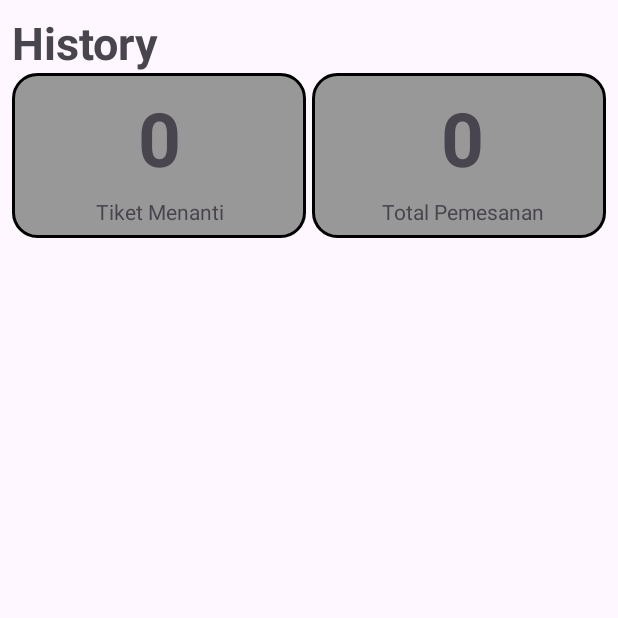
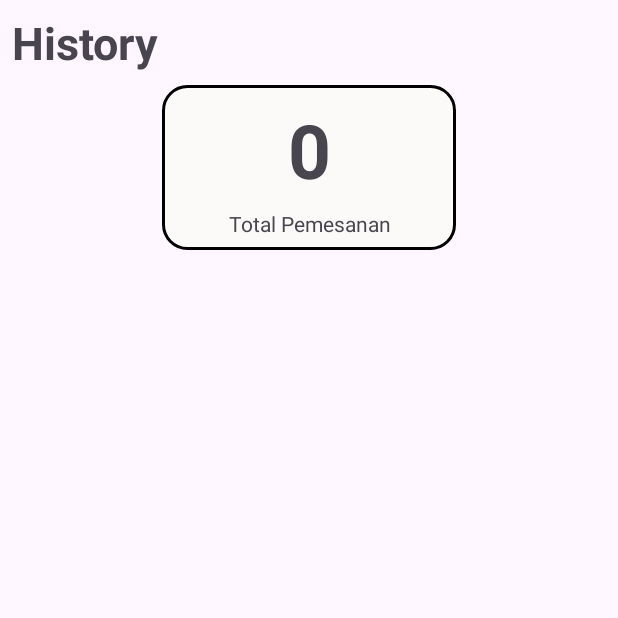
Before and after one commit to kentjanuar/ProjekAkhirPaba, an Android app: the fragment history shown on its own in the app's theme, on a phone screen of 412 x 824 dp, the top half of it. Run offline under Robolectric (Android 15) with nearby library versions, the phone set to English and light mode, and no system bars; our stand-ins replace Firebase (no records; nobody signed in at launch, a user with empty details on screens opened directly); 1 statement that could not run was skipped.

Commit message:
fix done

```diff
--- a/app/src/main/java/com/implisit/projekakhirpaba/detailFilm.kt
+++ b/app/src/main/java/com/implisit/projekakhirpaba/detailFilm.kt
@@ -82,7 +82,7 @@ class detailFilm : AppCompatActivity() {
                     selectedDate.setBackgroundResource(R.drawable.rounded_border)
                 }
                 selectedDate = date
-                selectedDate.setBackgroundResource(R.drawable.rounded_background_grey)
+                selectedDate.setBackgroundResource(R.drawable.navbar)
             }
         }
 
@@ -92,7 +92,7 @@ class detailFilm : AppCompatActivity() {
                     selectedTime.setBackgroundResource(R.drawable.rounded_border)
                 }
                 selectedTime = time
-                selectedTime.setBackgroundResource(R.drawable.rounded_background_grey)
+                selectedTime.setBackgroundResource(R.drawable.navbar)
                 selectedTheaterName = theater.first
                 selectedTheaterAddress = theater.second
             }
--- a/app/src/main/java/com/implisit/projekakhirpaba/home.kt
+++ b/app/src/main/java/com/implisit/projekakhirpaba/home.kt
@@ -51,7 +51,7 @@ class home : Fragment() {
         _rvFilm.layoutManager = LinearLayoutManager(context)
         _rvFilm.adapter = adapterFilm
 
-        tambahFilm(db, "The Shawshank Redemption", "Drama", "1994", "9.3", "COba","coba")
+//        tambahFilm(db, "The Shawshank Redemption", "Drama", "1994", "9.3", "COba","coba")
         readFilm(db)
 
         updateData(arFilm)
@@ -99,7 +99,6 @@ class home : Fragment() {
                     filmList.add(readFilm)
                 }
 
-                // Update your RecyclerView adapter with the new data
                 updateData(filmList)
 
             }
--- a/app/src/main/java/com/implisit/projekakhirpaba/pilihKursi.kt
+++ b/app/src/main/java/com/implisit/projekakhirpaba/pilihKursi.kt
@@ -159,6 +159,8 @@ class pilihKursi : AppCompatActivity() {
                     userDoc.reference.collection("Tickets")
                         .whereEqualTo("tanggal_Tayang", selectedDate)
                         .whereEqualTo("selectedTime", selectedTime)
+                        .whereEqualTo("theaterName", theaterName)
+                        .whereEqualTo("movieTitle", judul)
                         .get()
                         .addOnSuccessListener { snapshot ->
                             for (document in snapshot.documents) {
--- a/app/src/main/res/drawable/background_ticket.xml
+++ b/app/src/main/res/drawable/background_ticket.xml
@@ -1,8 +1,10 @@
 <?xml version="1.0" encoding="utf-8"?>
 <shape xmlns:android="http://schemas.android.com/apk/res/android">
 
-    <solid android:color="#5F77FB" />
-    <corners android:radius="10dp" />
+    <solid android:color="#FFFFFF" />
+    <corners
+        android:topLeftRadius="10dp"
+        android:topRightRadius="10dp"/>
     <stroke
         android:width="2dp"
         android:color="#141E59" />
--- a/app/src/main/res/drawable/rounded_background_grey.xml
+++ b/app/src/main/res/drawable/rounded_background_grey.xml
@@ -10,7 +10,7 @@
         android:color="#000000" />
 
     <!-- Background color (optional) -->
-    <solid android:color="#999898" />
+    <solid android:color="#FCFAF8" />
 
     <!-- Padding (optional) -->
     <padding
--- a/app/src/main/res/layout/fragment_history.xml
+++ b/app/src/main/res/layout/fragment_history.xml
@@ -8,7 +8,7 @@
 
     <ScrollView
         android:layout_width="match_parent"
-        android:layout_height="match_parent"
+        android:layout_height="wrap_content"
         app:layout_constraintTop_toTopOf="parent"
         app:layout_constraintBottom_toBottomOf="parent"
         app:layout_constraintStart_toStartOf="parent"
@@ -31,35 +31,14 @@
                 app:layout_constraintTop_toTopOf="parent" />
 
             <ImageView
-                android:id="@+id/imageView4"
-                android:layout_width="196dp"
-                android:layout_height="110dp"
-                android:layout_marginStart="8dp"
-                android:src="@drawable/rounded_background_grey"
-                app:layout_constraintStart_toStartOf="parent"
-                app:layout_constraintTop_toBottomOf="@+id/textView2" />
-
-            <ImageView
                 android:id="@+id/imageView5"
                 android:layout_width="196dp"
                 android:layout_height="110dp"
-                android:layout_marginEnd="8dp"
+                android:layout_marginTop="8dp"
                 android:src="@drawable/rounded_background_grey"
                 app:layout_constraintEnd_toEndOf="parent"
-                app:layout_constraintTop_toTopOf="@+id/imageView4" />
-
-            <TextView
-                android:id="@+id/tiketMenanti"
-                android:layout_width="wrap_content"
-                android:layout_height="wrap_content"
-                android:layout_marginBottom="24dp"
-                android:text="0"
-                android:textSize="50sp"
-                android:textStyle="bold"
-                app:layout_constraintBottom_toBottomOf="@+id/imageView4"
-                app:layout_constraintEnd_toEndOf="@+id/imageView4"
-                app:layout_constraintStart_toStartOf="@+id/imageView4"
-                app:layout_constraintTop_toTopOf="@+id/imageView4" />
+                app:layout_constraintStart_toStartOf="parent"
+                app:layout_constraintTop_toBottomOf="@+id/textView2" />
 
             <TextView
                 android:id="@+id/totalTiket"
@@ -70,19 +49,9 @@
                 android:textSize="50sp"
                 android:textStyle="bold"
                 app:layout_constraintBottom_toBottomOf="@+id/imageView5"
-                app:layout_constraintEnd_toEndOf="parent"
-                app:layout_constraintStart_toEndOf="@+id/imageView4"
+                app:layout_constraintEnd_toEndOf="@+id/imageView5"
+                app:layout_constraintStart_toStartOf="@+id/imageView5"
                 app:layout_constraintTop_toTopOf="@+id/imageView5" />
-
-            <TextView
-                android:id="@+id/textView"
-                android:layout_width="wrap_content"
-                android:layout_height="wrap_content"
-                android:layout_marginBottom="8dp"
-                android:text="Tiket Menanti"
-                app:layout_constraintBottom_toBottomOf="@+id/imageView4"
-                app:layout_constraintEnd_toEndOf="@+id/tiketMenanti"
-                app:layout_constraintStart_toStartOf="@+id/tiketMenanti" />
 
             <TextView
                 android:layout_width="wrap_content"
@@ -97,9 +66,9 @@
                 android:id="@+id/rvTiket"
                 android:layout_width="match_parent"
                 android:layout_height="wrap_content"
-                android:layout_marginTop="16dp"
+                android:layout_marginTop="10dp"
                 app:layout_constraintStart_toStartOf="parent"
-                app:layout_constraintTop_toBottomOf="@+id/imageView4" />
+                app:layout_constraintTop_toBottomOf="@+id/imageView5" />
 
         </androidx.constraintlayout.widget.ConstraintLayout>
     </ScrollView>
```
Also changed, not shown: app/src/main/java/com/implisit/projekakhirpaba/history.kt (+7 -3 lines), app/src/main/res/drawable/navbar.xml (+3 -4 lines), app/src/main/res/layout/activity_main.xml (+21 -7 lines), app/src/main/res/layout/fragment_home.xml (+10 -30 lines), app/src/main/res/layout/tiket.xml (+17 -12 lines), app/src/main/res/drawable/poster_bullet_train.png (added), app/src/main/res/drawable/poster_deadpool.png (added), app/src/main/res/drawable/poster_infinity_war.png (added).
